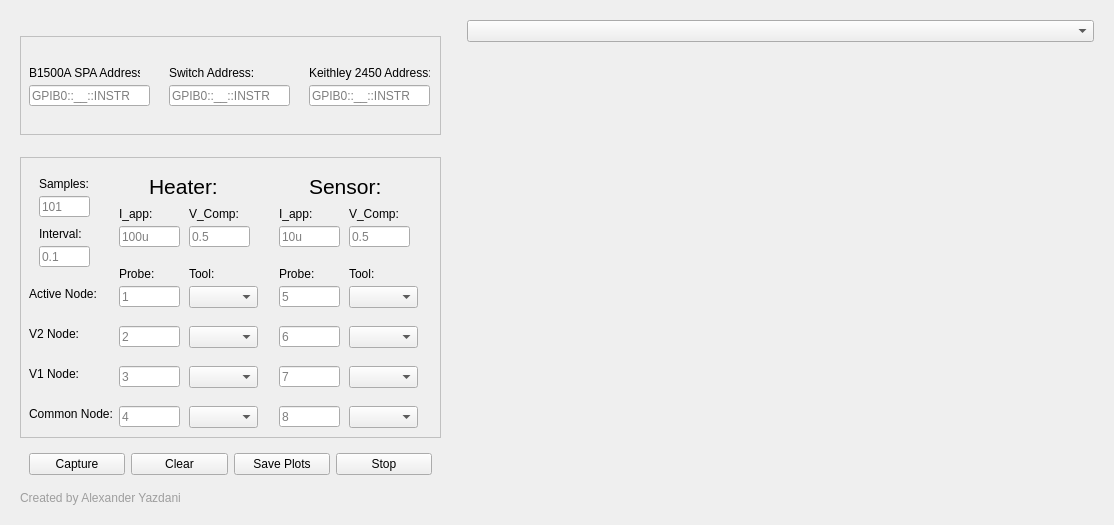
Before: the Qt Designer form DC_Sampling_GUI_8Probe_backend.ui in Alexyazdani/GUI_Testing, drawn with Qt 5.
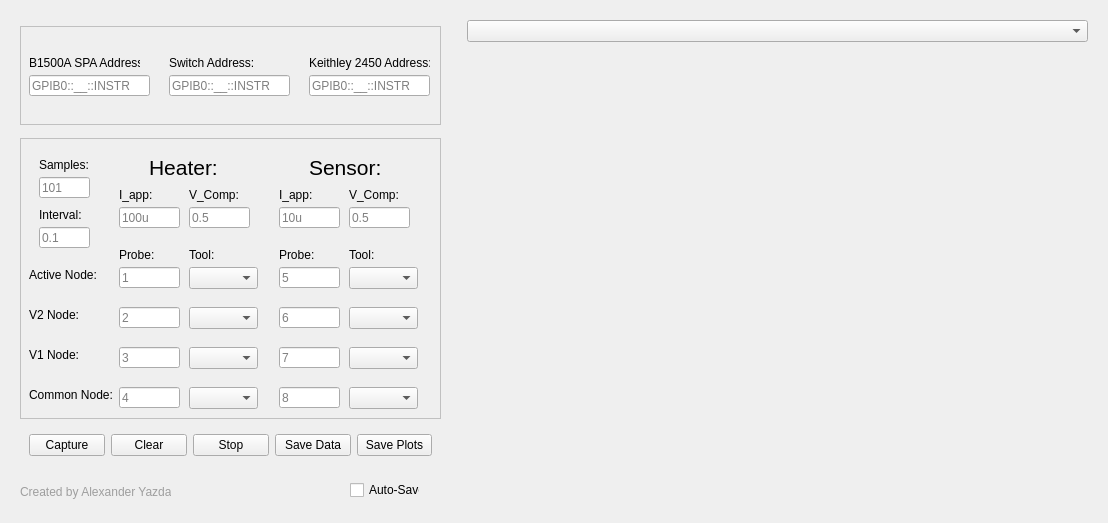
After: the same form once the commit is applied.

```diff
--- a/DC_Sampling_GUI_8Probe_backend.ui
+++ b/DC_Sampling_GUI_8Probe_backend.ui
@@ -6,8 +6,8 @@
    <rect>
     <x>0</x>
     <y>0</y>
-    <width>1114</width>
-    <height>525</height>
+    <width>1104</width>
+    <height>519</height>
    </rect>
   </property>
   <property name="windowTitle">
@@ -725,13 +725,6 @@
            </property>
           </widget>
          </item>
-         <item>
-          <widget class="QPushButton" name="save_button">
-           <property name="text">
-            <string>Save Plots</string>
-           </property>
-          </widget>
-         </item>
          <item>
           <widget class="QPushButton" name="cancel_button">
            <property name="text">
@@ -739,6 +732,20 @@
            </property>
           </widget>
          </item>
+         <item>
+          <widget class="QPushButton" name="save_data_button">
+           <property name="text">
+            <string>Save Data</string>
+           </property>
+          </widget>
+         </item>
+         <item>
+          <widget class="QPushButton" name="save_button">
+           <property name="text">
+            <string>Save Plots</string>
+           </property>
+          </widget>
+         </item>
         </layout>
        </widget>
       </item>
@@ -756,7 +763,22 @@
        </spacer>
       </item>
       <item>
+       <widget class="QWidget" name="widget_7" native="true">
+        <property name="minimumSize">
+         <size>
+          <width>411</width>
+          <height>31</height>
+         </size>
+        </property>
        <widget class="QLabel" name="name_label">
+         <property name="geometry">
+          <rect>
+           <x>0</x>
+           <y>10</y>
+           <width>151</width>
+           <height>20</height>
+          </rect>
+         </property>
         <property name="styleSheet">
          <string notr="true">font: 75 8pt &quot;Myanmar Text&quot;;
 color: rgb(158, 158, 158);
@@ -765,6 +787,20 @@
         <property name="text">
          <string>Created by Alexander Yazdani</string>
         </property>
+        </widget>
+        <widget class="QCheckBox" name="save_checkBox">
+         <property name="geometry">
+          <rect>
+           <x>330</x>
+           <y>8</y>
+           <width>70</width>
+           <height>20</height>
+          </rect>
+         </property>
+         <property name="text">
+          <string>Auto-Save</string>
+         </property>
+        </widget>
        </widget>
       </item>
      </layout>
```
Lines whose indentation alone changed are shown as unchanged.
